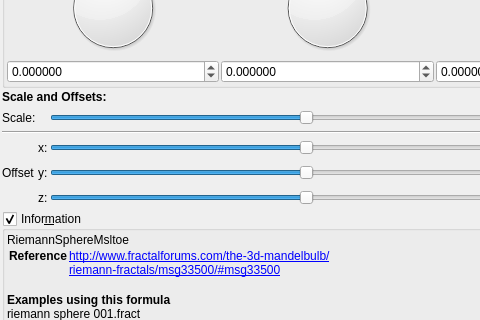
First picture: the form in mandelbulber2/qt_data/fractal_riemann_sphere_msltoe.ui, repository buddhi1980/mandelbulber2, before the edit; both pictures show x 0 to 480 and y 98 to 418 of the 655 by 1070 pixel window.
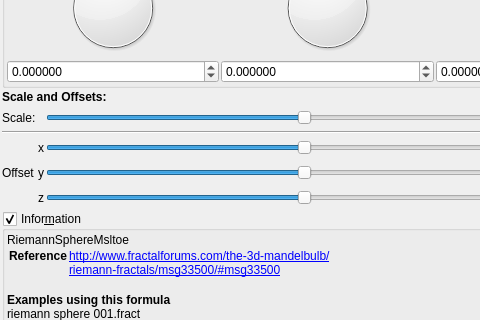
Second picture: the form after the edit. Custom widgets are drawn as their Qt base class.

What changed in the file:
```diff
--- a/mandelbulber2/qt_data/fractal_riemann_sphere_msltoe.ui
+++ b/mandelbulber2/qt_data/fractal_riemann_sphere_msltoe.ui
@@ -292,7 +292,7 @@
      <item row="4" column="2">
       <widget class="QLabel" name="label_113">
        <property name="text">
-        <string>y:</string>
+        <string notr="true">y</string>
        </property>
       </widget>
      </item>
@@ -343,7 +343,7 @@
      <item row="3" column="2">
       <widget class="QLabel" name="label_112">
        <property name="text">
-        <string>x:</string>
+        <string notr="true">x</string>
        </property>
       </widget>
      </item>
@@ -357,7 +357,7 @@
      <item row="5" column="2">
       <widget class="QLabel" name="label_114">
        <property name="text">
-        <string>z:</string>
+        <string notr="true">z</string>
        </property>
       </widget>
      </item>
```
Left out of the diff: 6 changed lines with no effect on the pictures.
